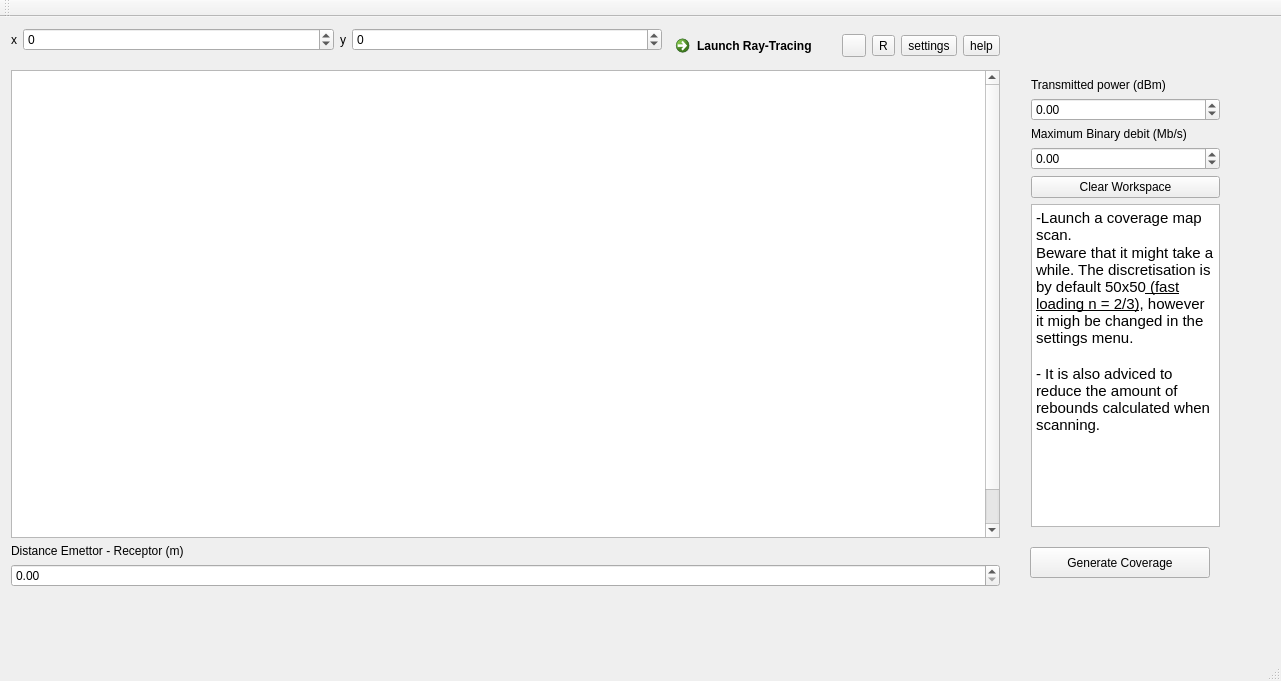
Above: ieee80211g.ui from amatepl/RayTracing2019 before the change. Below: the same form after it.
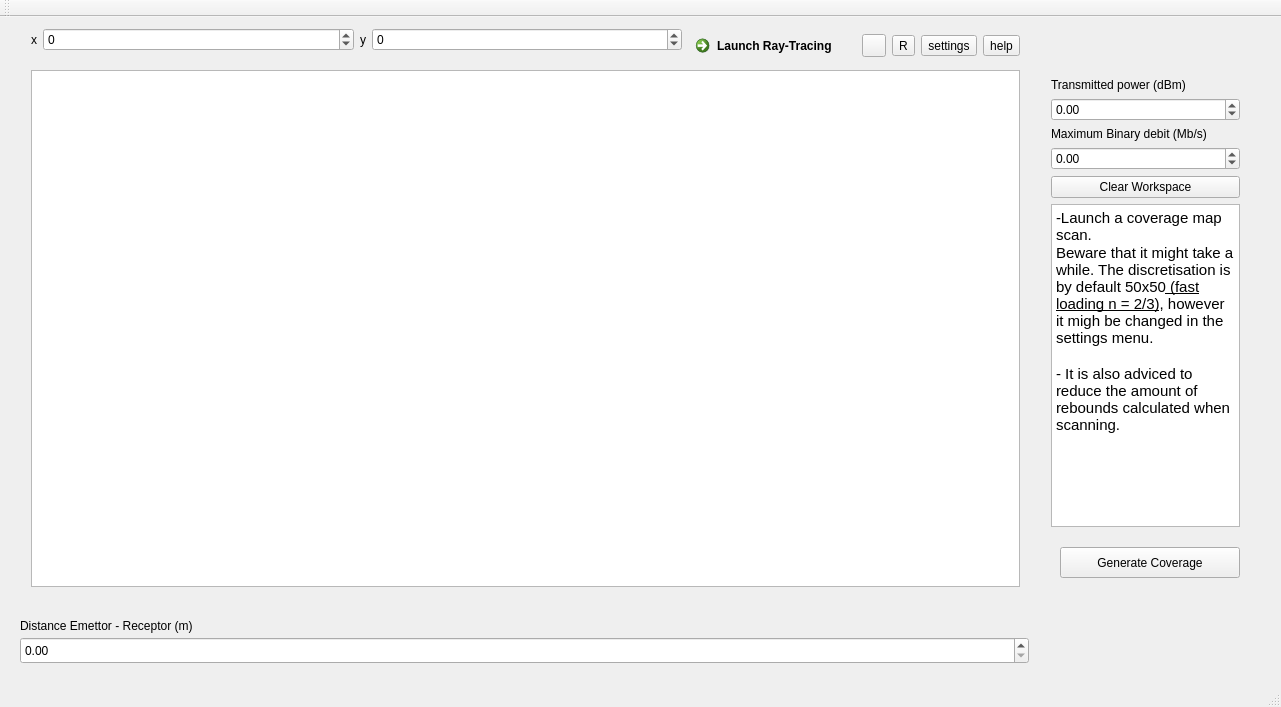
That is the form after the change. Icons and pictures are not drawn.

Commit message: The coverage is generated in the main widget

The edit to the form file:
```diff
--- a/ieee80211g.ui
+++ b/ieee80211g.ui
@@ -7,7 +7,7 @@
     <x>0</x>
     <y>0</y>
     <width>1281</width>
-    <height>681</height>
+    <height>707</height>
    </rect>
   </property>
   <property name="windowTitle">
@@ -17,7 +17,7 @@
    <widget class="QWidget" name="layoutWidget">
     <property name="geometry">
      <rect>
-      <x>0</x>
+      <x>20</x>
       <y>0</y>
       <width>1011</width>
       <height>581</height>
@@ -131,26 +131,12 @@
        </property>
       </widget>
      </item>
-     <item>
-      <widget class="QLabel" name="label_5">
-       <property name="text">
-        <string>Distance Emettor - Receptor (m)</string>
-       </property>
-      </widget>
-     </item>
-     <item>
-      <widget class="QDoubleSpinBox" name="spinBoxResult">
-       <property name="maximum">
-        <double>999.990000000000009</double>
-       </property>
-      </widget>
-     </item>
     </layout>
    </widget>
    <widget class="QWidget" name="verticalLayoutWidget">
     <property name="geometry">
      <rect>
-      <x>1020</x>
+      <x>1040</x>
       <y>50</y>
       <width>211</width>
       <height>471</height>
@@ -204,13 +190,13 @@
         <string>&lt;!DOCTYPE HTML PUBLIC &quot;-//W3C//DTD HTML 4.0//EN&quot; &quot;http://www.w3.org/TR/REC-html40/strict.dtd&quot;&gt;
 &lt;html&gt;&lt;head&gt;&lt;meta name=&quot;qrichtext&quot; content=&quot;1&quot; /&gt;&lt;style type=&quot;text/css&quot;&gt;
 p, li { white-space: pre-wrap; }
-&lt;/style&gt;&lt;/head&gt;&lt;body style=&quot; font-family:'Noto Sans'; font-size:11pt; font-weight:400; font-style:normal;&quot;&gt;
-&lt;p style=&quot; margin-top:0px; margin-bottom:0px; margin-left:0px; margin-right:0px; -qt-block-indent:0; text-indent:0px;&quot;&gt;-Launch a coverage map scan. &lt;/p&gt;
-&lt;p style=&quot; margin-top:0px; margin-bottom:0px; margin-left:0px; margin-right:0px; -qt-block-indent:0; text-indent:0px;&quot;&gt;Beware that it might take a while. The discretisation is by default 50x50&lt;span style=&quot; text-decoration: underline;&quot;&gt; (fast loading n = 2/3)&lt;/span&gt;, however it migh be changed in the settings menu.&lt;/p&gt;
-&lt;p style=&quot;-qt-paragraph-type:empty; margin-top:0px; margin-bottom:0px; margin-left:0px; margin-right:0px; -qt-block-indent:0; text-indent:0px;&quot;&gt;&lt;br /&gt;&lt;/p&gt;
-&lt;p style=&quot; margin-top:0px; margin-bottom:0px; margin-left:0px; margin-right:0px; -qt-block-indent:0; text-indent:0px;&quot;&gt;- It is also adviced to reduce the amount of rebounds calculated when scanning.&lt;/p&gt;
-&lt;p style=&quot;-qt-paragraph-type:empty; margin-top:0px; margin-bottom:0px; margin-left:0px; margin-right:0px; -qt-block-indent:0; text-indent:0px;&quot;&gt;&lt;br /&gt;&lt;/p&gt;
-&lt;p style=&quot;-qt-paragraph-type:empty; margin-top:0px; margin-bottom:0px; margin-left:0px; margin-right:0px; -qt-block-indent:0; text-indent:0px;&quot;&gt;&lt;br /&gt;&lt;/p&gt;&lt;/body&gt;&lt;/html&gt;</string>
+&lt;/style&gt;&lt;/head&gt;&lt;body style=&quot; font-family:'Ubuntu'; font-size:11pt; font-weight:400; font-style:normal;&quot;&gt;
+&lt;p style=&quot; margin-top:0px; margin-bottom:0px; margin-left:0px; margin-right:0px; -qt-block-indent:0; text-indent:0px;&quot;&gt;&lt;span style=&quot; font-family:'Noto Sans';&quot;&gt;-Launch a coverage map scan. &lt;/span&gt;&lt;/p&gt;
+&lt;p style=&quot; margin-top:0px; margin-bottom:0px; margin-left:0px; margin-right:0px; -qt-block-indent:0; text-indent:0px;&quot;&gt;&lt;span style=&quot; font-family:'Noto Sans';&quot;&gt;Beware that it might take a while. The discretisation is by default 50x50&lt;/span&gt;&lt;span style=&quot; font-family:'Noto Sans'; text-decoration: underline;&quot;&gt; (fast loading n = 2/3)&lt;/span&gt;&lt;span style=&quot; font-family:'Noto Sans';&quot;&gt;, however it migh be changed in the settings menu.&lt;/span&gt;&lt;/p&gt;
+&lt;p style=&quot;-qt-paragraph-type:empty; margin-top:0px; margin-bottom:0px; margin-left:0px; margin-right:0px; -qt-block-indent:0; text-indent:0px; font-family:'Noto Sans';&quot;&gt;&lt;br /&gt;&lt;/p&gt;
+&lt;p style=&quot; margin-top:0px; margin-bottom:0px; margin-left:0px; margin-right:0px; -qt-block-indent:0; text-indent:0px;&quot;&gt;&lt;span style=&quot; font-family:'Noto Sans';&quot;&gt;- It is also adviced to reduce the amount of rebounds calculated when scanning.&lt;/span&gt;&lt;/p&gt;
+&lt;p style=&quot;-qt-paragraph-type:empty; margin-top:0px; margin-bottom:0px; margin-left:0px; margin-right:0px; -qt-block-indent:0; text-indent:0px; font-family:'Noto Sans';&quot;&gt;&lt;br /&gt;&lt;/p&gt;
+&lt;p style=&quot;-qt-paragraph-type:empty; margin-top:0px; margin-bottom:0px; margin-left:0px; margin-right:0px; -qt-block-indent:0; text-indent:0px; font-family:'Noto Sans';&quot;&gt;&lt;br /&gt;&lt;/p&gt;&lt;/body&gt;&lt;/html&gt;</string>
        </property>
       </widget>
      </item>
@@ -219,7 +205,7 @@
    <widget class="QPushButton" name="generateCoveragePushButton">
     <property name="geometry">
      <rect>
-      <x>1030</x>
+      <x>1060</x>
       <y>530</y>
       <width>180</width>
       <height>31</height>
@@ -229,6 +215,32 @@
      <string>Generate Coverage</string>
     </property>
    </widget>
+   <widget class="QDoubleSpinBox" name="spinBoxResult">
+    <property name="geometry">
+     <rect>
+      <x>20</x>
+      <y>620</y>
+      <width>1009</width>
+      <height>27</height>
+     </rect>
+    </property>
+    <property name="maximum">
+     <double>999.990000000000009</double>
+    </property>
+   </widget>
+   <widget class="QLabel" name="label_5">
+    <property name="geometry">
+     <rect>
+      <x>20</x>
+      <y>600</y>
+      <width>1009</width>
+      <height>17</height>
+     </rect>
+    </property>
+    <property name="text">
+     <string>Distance Emettor - Receptor (m)</string>
+    </property>
+   </widget>
   </widget>
   <widget class="QMenuBar" name="menuBar">
    <property name="geometry">
```
Left out of the diff: 5 changed lines with no effect on the pictures. The commit also changes 10 other files.
